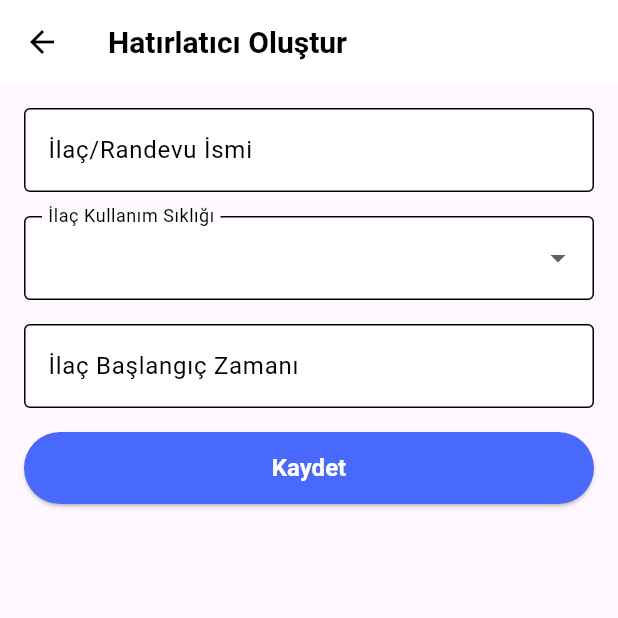
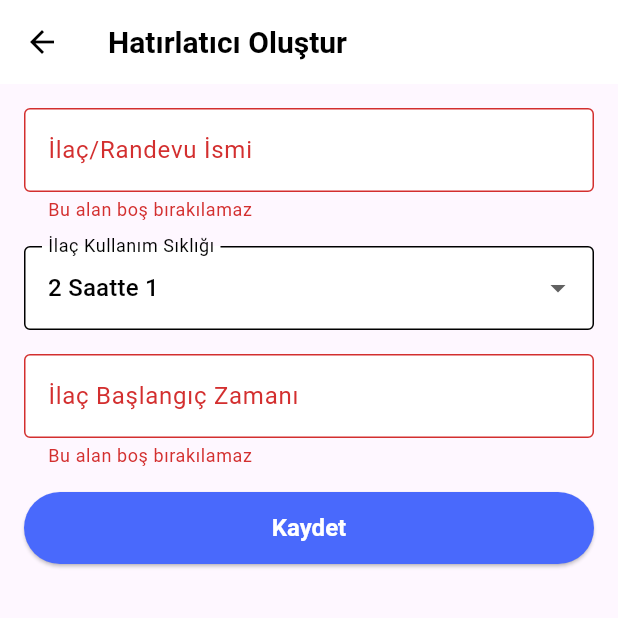
Before and after one commit to fahricandurucan/dementia_care_companion_fl, a Flutter app: the ReminderPage screen opened directly, after a tap on "Kaydet", on a phone screen of 412 x 824 dp, the top half of it. Run offline on Flutter 3.47's test engine with Material 3 defaults, Android fonts, the phone set to English and light mode, and no system bars; our stand-ins replace awesome_notifications, get.

Commit message:
some page are created and some code are editted

```diff
--- a/lib/controller/reminder_page_controller.dart
+++ b/lib/controller/reminder_page_controller.dart
@@ -1,10 +1,27 @@
 import 'package:awesome_notifications/awesome_notifications.dart';
+import 'package:flutter/material.dart';
 import 'package:get/get.dart';
 
 import '../models/reminder.dart';
 import '../notification/notification_service.dart';
 
 class ReminderPageController extends GetxController {
+  final Rx<TextEditingController> medicineNameController = TextEditingController().obs;
+  final Rx<TextEditingController> timeController = TextEditingController().obs;
+
+  final List<String> medicationIntervals = [
+    '2 Saatte 1',
+    '3 Saatte 1',
+    '4 Saatte 1',
+    // Add other medication intervals here
+  ];
+
+  // Tüm alanları sıfırla
+  void clearFields() {
+    medicineNameController.value.clear();
+    timeController.value.clear();
+  }
+
   Future<void> sendNotification() async {
     return await NotificationService.showNotification(
       title: "Demantia Care Companion",
--- a/lib/screens/reminder_page.dart
+++ b/lib/screens/reminder_page.dart
@@ -4,11 +4,16 @@
 
 import '../controller/reminder_page_controller.dart';
 
-class ReminderPage extends StatelessWidget {
+class ReminderPage extends StatefulWidget {
+  const ReminderPage({Key? key}) : super(key: key);
+
+  @override
+  _ReminderPageState createState() => _ReminderPageState();
+}
+
+class _ReminderPageState extends State<ReminderPage> {
   final ReminderPageController controller = Get.put(ReminderPageController());
-  final TextEditingController _timeController = TextEditingController();
-
-  ReminderPage({Key? key}) : super(key: key);
+  bool showErrors = false;
 
   @override
   Widget build(BuildContext context) {
@@ -16,48 +21,62 @@
       appBar: AppBar(
         title: const Text('Hatırlatıcı Oluştur'),
       ),
-      body: Padding(
+      body: Obx(
+        () => SingleChildScrollView(
+          child: Padding(
             padding: const EdgeInsets.all(16.0),
             child: Column(
               crossAxisAlignment: CrossAxisAlignment.stretch,
               children: [
-            const TextField(
+                TextField(
                   decoration: InputDecoration(
                     labelText: 'İlaç/Randevu İsmi',
-                border: OutlineInputBorder(),
+                    border: const OutlineInputBorder(),
                     filled: true,
                     fillColor: Colors.white,
+                    errorText: showErrors && controller.medicineNameController.value.text.isEmpty
+                        ? 'Bu alan boş bırakılamaz'
+                        : null,
                   ),
+                  controller: controller.medicineNameController.value,
                 ),
                 const SizedBox(height: 16.0),
                 DropdownButtonFormField<String>(
                   value: '2 Saatte 1',
-              decoration: const InputDecoration(
+                  decoration: InputDecoration(
                     labelText: 'İlaç Kullanım Sıklığı',
-                border: OutlineInputBorder(),
+                    border: const OutlineInputBorder(),
                     filled: true,
                     fillColor: Colors.white,
+                    errorText: showErrors && controller.medicationIntervals.isEmpty
+                        ? 'Bir seçenek seçiniz'
+                        : null,
                   ),
-              items: const [
-                DropdownMenuItem(
-                  value: '2 Saatte 1',
-                  child: Text('2 Saatte 1'),
+                  items: controller.medicationIntervals.map((String interval) {
+                    return DropdownMenuItem(
+                      value: interval,
+                      child: Text(
+                        interval,
+                        style: const TextStyle(color: Colors.black),
                       ),
-                // Add other medication intervals here
-              ],
+                    );
+                  }).toList(),
                   onChanged: (value) {
                     // Handle medication interval change
                   },
                 ),
                 const SizedBox(height: 16.0),
                 TextField(
-              decoration: const InputDecoration(
+                  decoration: InputDecoration(
                     labelText: 'İlaç Başlangıç Zamanı',
-                border: OutlineInputBorder(),
+                    border: const OutlineInputBorder(),
                     filled: true,
                     fillColor: Colors.white,
+                    errorText: showErrors && controller.timeController.value.text.isEmpty
+                        ? 'Bu alan boş bırakılamaz'
+                        : null,
                   ),
-              controller: _timeController,
+                  controller: controller.timeController.value,
                   readOnly: true,
                   onTap: () async {
                     TimeOfDay? time = await showTimePicker(
@@ -65,15 +84,39 @@
                       initialTime: TimeOfDay.now(),
                     );
                     if (time != null) {
-                  _timeController.text = time.format(context);
+                      setState(() {
+                        controller.timeController.value.text = time.format(context);
+                      });
                     }
                   },
                 ),
                 const SizedBox(height: 16.0),
                 ElevatedButton(
                   onPressed: () {
+                    setState(() {
+                      // Check for empty fields and show errors
+                      if (controller.medicineNameController.value.text.isEmpty ||
+                          controller.timeController.value.text.isEmpty) {
+                        showErrors = true;
+                      } else {
+                        showErrors = false; // Reset showErrors if there are no empty fields
                         // Save reminder
                         controller.sendNotification();
+                        controller.clearFields();
+                        Get.snackbar(
+                          'Hatırlatıcı Oluşturuldu', // Başlık
+                          '', // İçerik
+                          snackPosition: SnackPosition.BOTTOM, // Snackbar pozisyonu
+                          backgroundColor: AppColors.instance.primaryColor, // Arka plan rengi
+                          colorText: Colors.white, // Metin rengi
+                          margin: const EdgeInsets.all(20.0), // Kenar boşluğu
+                          padding: const EdgeInsets.symmetric(
+                              horizontal: 20.0, vertical: 10.0), // İç boşluğu
+                          borderRadius: 10.0, // Kenar yuvarlaklığı
+                          duration: const Duration(seconds: 3), // Süre
+                        );
+                      }
+                    });
                   },
                   style: ElevatedButton.styleFrom(
                     foregroundColor: Colors.white,
@@ -84,6 +127,8 @@
               ],
             ),
           ),
+        ),
+      ),
     );
   }
 }
```
Also changed, not shown: lib/screens/communicate_page.dart (added, +49 -0 lines), lib/screens/homepage.dart (+7 -2 lines). Lines whose indentation alone changed are shown as unchanged.
